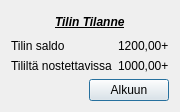
Qt form bank-automat/balance.ui (t3roja/ATM) before a commit.
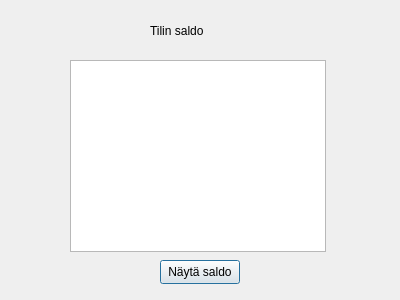
The same form after that commit.

Diff of the .ui file:
```diff
--- a/bank-automat/balance.ui
+++ b/bank-automat/balance.ui
@@ -6,79 +6,49 @@
    <rect>
     <x>0</x>
     <y>0</y>
-    <width>178</width>
-    <height>112</height>
+    <width>400</width>
+    <height>300</height>
    </rect>
   </property>
   <property name="windowTitle">
    <string>Dialog</string>
   </property>
-  <layout class="QHBoxLayout" name="horizontalLayout">
-   <item>
-    <layout class="QVBoxLayout" name="verticalLayout">
-     <item alignment="Qt::AlignHCenter">
       <widget class="QLabel" name="label">
-       <property name="font">
-        <font>
-         <italic>true</italic>
-         <bold>true</bold>
-         <underline>true</underline>
-        </font>
-       </property>
-       <property name="text">
-        <string>Tilin Tilanne</string>
-       </property>
-      </widget>
-     </item>
-     <item>
-      <layout class="QFormLayout" name="formLayout">
-       <item row="0" column="0">
-        <widget class="QLabel" name="label_2">
-         <property name="font">
-          <font>
-           <italic>false</italic>
-           <bold>false</bold>
-           <strikeout>false</strikeout>
-          </font>
+   <property name="geometry">
+    <rect>
+     <x>150</x>
+     <y>20</y>
+     <width>161</width>
+     <height>21</height>
+    </rect>
          </property>
          <property name="text">
           <string>Tilin saldo</string>
          </property>
         </widget>
-       </item>
-       <item row="0" column="1">
-        <widget class="QLabel" name="labelBalance">
-         <property name="text">
-          <string>1200,00+</string>
-         </property>
-        </widget>
-       </item>
-       <item row="1" column="0">
-        <widget class="QLabel" name="label_3">
-         <property name="text">
-          <string>Tililtä nostettavissa</string>
-         </property>
-        </widget>
-       </item>
-       <item row="1" column="1">
-        <widget class="QLabel" name="labelNostettavissa">
+  <widget class="QTextBrowser" name="balanceText">
+   <property name="geometry">
+    <rect>
+     <x>70</x>
+     <y>60</y>
+     <width>256</width>
+     <height>192</height>
+    </rect>
+   </property>
+  </widget>
+  <widget class="QPushButton" name="showBalanceButton">
+   <property name="geometry">
+    <rect>
+     <x>160</x>
+     <y>260</y>
+     <width>80</width>
+     <height>24</height>
+    </rect>
+   </property>
          <property name="text">
-          <string>1000,00+</string>
-         </property>
-        </widget>
-       </item>
-      </layout>
-     </item>
-     <item alignment="Qt::AlignRight">
-      <widget class="QPushButton" name="btnReturn">
-       <property name="text">
-        <string>Alkuun</string>
-       </property>
-      </widget>
-     </item>
-    </layout>
-   </item>
-  </layout>
+    <string>Näytä saldo</string>
+   </property>
+  </widget>
  </widget>
  <resources/>
  <connections/>
```
Left out of the diff: 4 changed lines with no effect on the pictures. Lines whose indentation alone changed are shown as unchanged.
